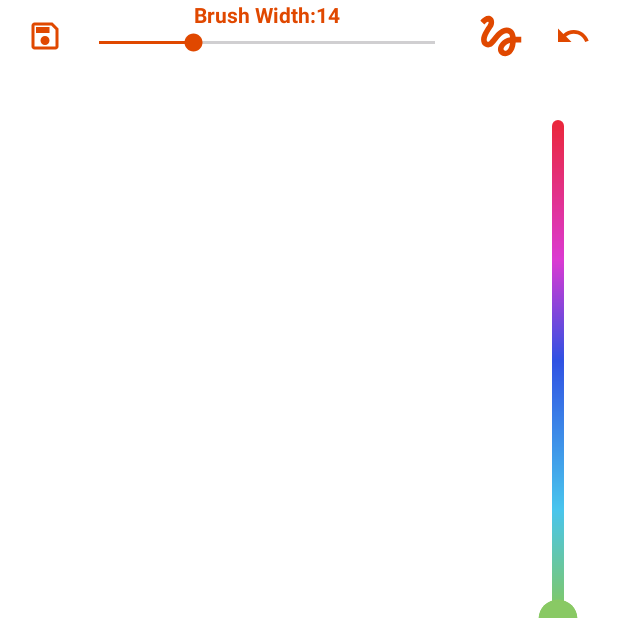
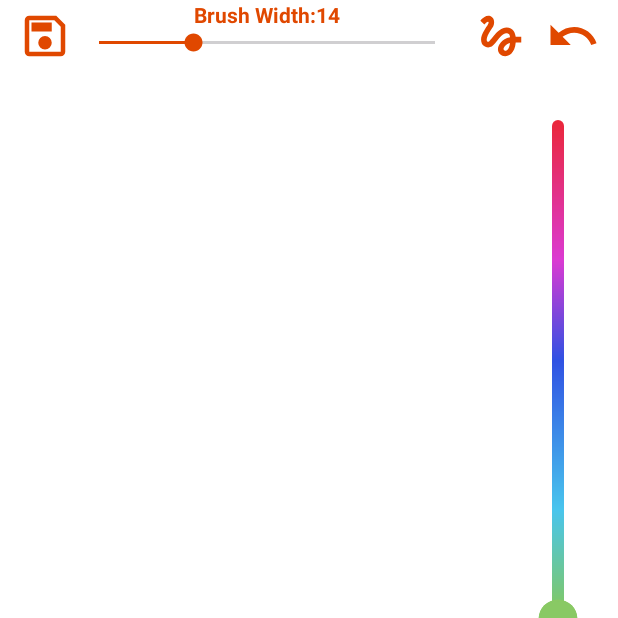
Before and after one commit to vadhub/MyPaint, an Android app: the screen it shows after launch (MainActivity), on a phone screen of 412 x 824 dp, the top half of it. Run offline under Robolectric (Android 15) with nearby library versions, the light colour scheme and no system bars; libraries missing offline, so code that uses them is left out: com.fondesa.kpermissions; 1 statement that could not run was skipped.

Commit message:
size icons

```diff
--- a/app/src/main/res/drawable/brushes_background.xml
+++ b/app/src/main/res/drawable/brushes_background.xml
@@ -8,6 +8,6 @@
         android:topLeftRadius="10dp"
         android:topRightRadius="10dp" >
     </corners>
-    <solid android:color="#a6ffffff"/>
+    <solid android:color="@color/color_back"/>
 
 </shape>
--- a/app/src/main/res/drawable/cancel_background.xml
+++ b/app/src/main/res/drawable/cancel_background.xml
@@ -1,5 +1,5 @@
 <?xml version="1.0" encoding="utf-8"?>
-<layer-list xmlns:android="http://schemas.android.com/apk/res/android" android:color="@color/gray_pressed">
-  <item  android:drawable="@color/gray_pressed"/>
+<layer-list xmlns:android="http://schemas.android.com/apk/res/android" android:color="@color/color_back">
+  <item android:drawable="@drawable/brushes_background"/>
   <item android:drawable="@color/gray_normal"/>
 </layer-list>
--- a/app/src/main/res/drawable/ic_undo.xml
+++ b/app/src/main/res/drawable/ic_undo.xml
@@ -1,7 +1,7 @@
 <?xml version="1.0" encoding="utf-8"?>
 <vector xmlns:android="http://schemas.android.com/apk/res/android"
-    android:width="24dp"
-    android:height="24dp"
+    android:width="36dp"
+    android:height="36dp"
     android:viewportWidth="24"
     android:viewportHeight="24">
 
--- a/app/src/main/res/drawable/save_fill0_wght400_grad0_opsz24.xml
+++ b/app/src/main/res/drawable/save_fill0_wght400_grad0_opsz24.xml
@@ -1,6 +1,6 @@
 <vector xmlns:android="http://schemas.android.com/apk/res/android"
-    android:width="24dp"
-    android:height="24dp"
+    android:width="36dp"
+    android:height="36dp"
     android:viewportWidth="960"
     android:viewportHeight="960">
   <path
--- a/app/src/main/res/layout/drawable_view_layout.xml
+++ b/app/src/main/res/layout/drawable_view_layout.xml
@@ -209,7 +209,7 @@
             android:layout_height="48dip"
             android:layout_gravity="start"
             android:layout_marginStart="12dip"
-            android:background="@drawable/brushes_background"
+            android:background="?attr/selectableItemBackgroundBorderless"
             app:srcCompat="@drawable/save_fill0_wght400_grad0_opsz24" />
 
         <LinearLayout
--- a/app/src/main/res/values/colors.xml
+++ b/app/src/main/res/values/colors.xml
@@ -5,4 +5,5 @@
     <color name="colorAccent">#e04800</color>
     <color name="gray_normal">#ff757575</color>
     <color name="gray_pressed">#ff616161</color>
+    <color name="color_back">#a6ffffff</color>
 </resources>
```
